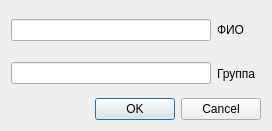
First picture: the form in oop_DoublyLinkedList/dialogfio.ui, repository SergeyStarkov/kr_oop, before the edit.
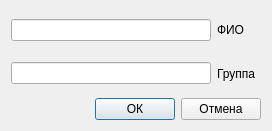
Second picture: the form after the edit.

What changed in the file:
```diff
--- a/oop_DoublyLinkedList/dialogfio.ui
+++ b/oop_DoublyLinkedList/dialogfio.ui
@@ -105,12 +105,16 @@
       </spacer>
      </item>
      <item>
-      <widget class="QDialogButtonBox" name="buttonBox">
-       <property name="orientation">
-        <enum>Qt::Horizontal</enum>
+      <widget class="QPushButton" name="ok">
+       <property name="text">
+        <string>ОК</string>
        </property>
-       <property name="standardButtons">
-        <set>QDialogButtonBox::Cancel|QDialogButtonBox::Ok</set>
+      </widget>
+     </item>
+     <item>
+      <widget class="QPushButton" name="cansel">
+       <property name="text">
+        <string>Отмена</string>
        </property>
       </widget>
      </item>
```
Left out of the diff: 35 changed lines with no effect on the pictures.
